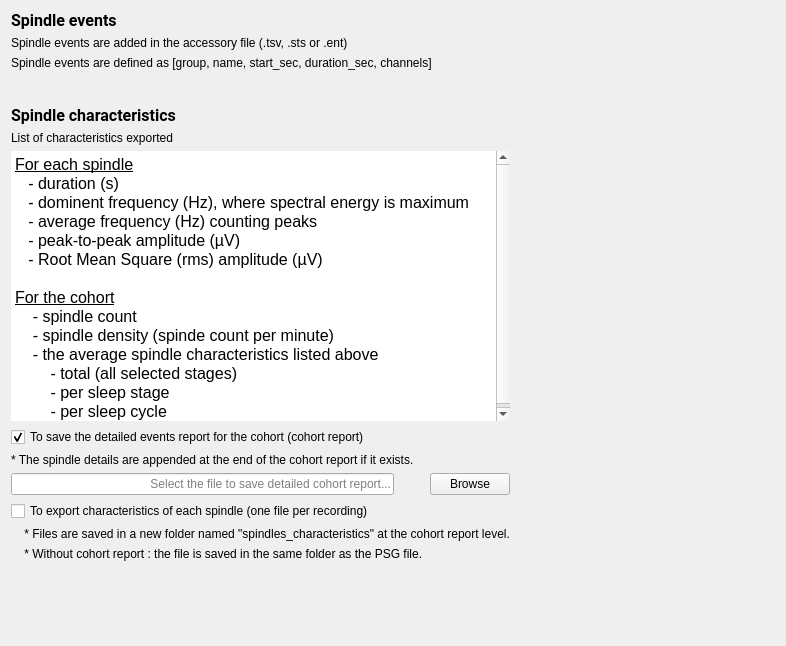
Qt form tools/CEAMSTools/SpindleDetectionMartin/OutputFilesStep/Ui_OutputFilesStep.ui (SnoozToolbox/snooz-package-ceams) before a commit.
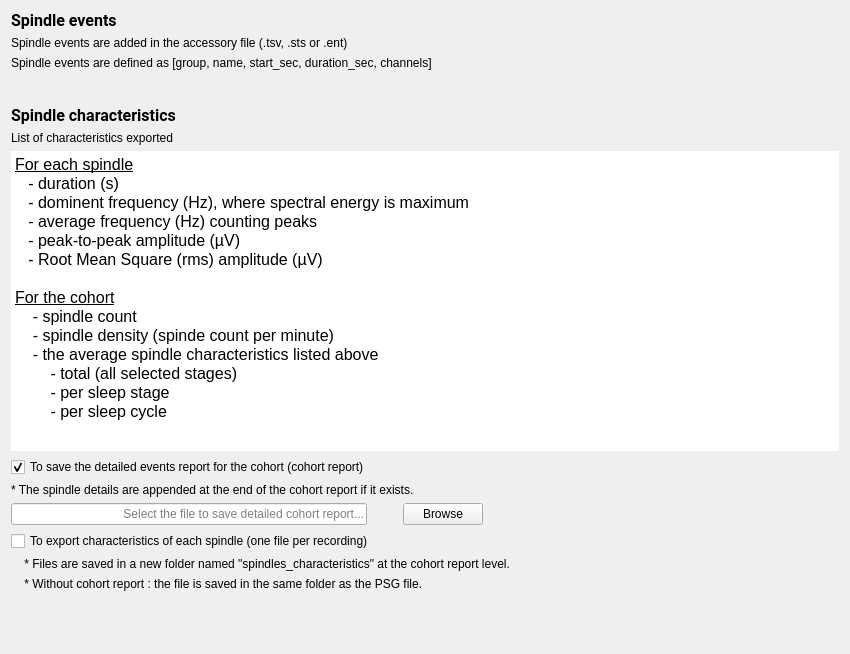
The same form after that commit.

```diff
--- a/tools/CEAMSTools/SpindleDetectionMartin/OutputFilesStep/Ui_OutputFilesStep.ui
+++ b/tools/CEAMSTools/SpindleDetectionMartin/OutputFilesStep/Ui_OutputFilesStep.ui
@@ -6,8 +6,8 @@
    <rect>
     <x>0</x>
     <y>0</y>
-    <width>786</width>
-    <height>646</height>
+    <width>850</width>
+    <height>654</height>
    </rect>
   </property>
   <property name="windowTitle">
@@ -92,10 +92,16 @@
      </item>
      <item>
       <widget class="QTextEdit" name="textEdit">
+       <property name="sizePolicy">
+        <sizepolicy hsizetype="Expanding" vsizetype="Expanding">
+         <horstretch>0</horstretch>
+         <verstretch>0</verstretch>
+        </sizepolicy>
+       </property>
        <property name="minimumSize">
         <size>
          <width>0</width>
-         <height>270</height>
+         <height>300</height>
         </size>
        </property>
        <property name="frameShape">
@@ -104,6 +110,9 @@
        <property name="frameShadow">
         <enum>QFrame::Shadow::Plain</enum>
        </property>
+       <property name="lineWidth">
+        <number>0</number>
+       </property>
        <property name="readOnly">
         <bool>true</bool>
        </property>
@@ -190,6 +199,19 @@
          </property>
         </widget>
        </item>
+       <item>
+        <spacer name="horizontalSpacer_2">
+         <property name="orientation">
+          <enum>Qt::Orientation::Horizontal</enum>
+         </property>
+         <property name="sizeHint" stdset="0">
+          <size>
+           <width>40</width>
+           <height>20</height>
+          </size>
+         </property>
+        </spacer>
+       </item>
       </layout>
      </item>
      <item>
@@ -221,6 +243,9 @@
        <property name="orientation">
         <enum>Qt::Orientation::Vertical</enum>
        </property>
+       <property name="sizeType">
+        <enum>QSizePolicy::Policy::Expanding</enum>
+       </property>
        <property name="sizeHint" stdset="0">
         <size>
          <width>20</width>
@@ -231,19 +256,6 @@
      </item>
     </layout>
    </item>
-   <item>
-    <spacer name="horizontalSpacer_2">
-     <property name="orientation">
-      <enum>Qt::Orientation::Horizontal</enum>
-     </property>
-     <property name="sizeHint" stdset="0">
-      <size>
-       <width>175</width>
-       <height>20</height>
-      </size>
-     </property>
-    </spacer>
-   </item>
   </layout>
  </widget>
  <resources>
```
